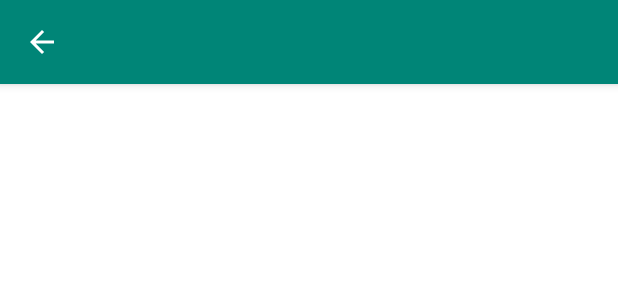
After one commit to Pantsoffski/AuthorChatForAndroid, an Android app: the layout toolbar_chat.xml on its own in the app's theme, with its tools: preview values and no code run, on a phone screen of 412 x 824 dp. The commit adds this screen. Shown: the top 300 px of the screen. Run offline under Robolectric (Android 15) with nearby library versions, the phone set to English and light mode, and no system bars.

Commit message:
+Toolbar Developing toolbar options menu.

```diff
--- /dev/null
+++ b/app/src/main/res/layout/toolbar_chat.xml
@@ -0,0 +1,15 @@
+<?xml version="1.0" encoding="utf-8"?>
+<com.google.android.material.appbar.AppBarLayout
+        xmlns:android="http://schemas.android.com/apk/res/android"
+        xmlns:app="http://schemas.android.com/apk/res-auto"
+        android:layout_width="match_parent" android:layout_height="wrap_content">
+
+    <androidx.appcompat.widget.Toolbar
+            android:layout_width="match_parent"
+            android:layout_height="?attr/actionBarSize"
+            android:background="?attr/colorPrimary"
+            android:theme="?attr/actionBarTheme"
+            android:id="@+id/toolbar"
+            app:navigationIcon="?attr/homeAsUpIndicator"/>
+
+</com.google.android.material.appbar.AppBarLayout>
--- a/app/src/main/res/values/styles.xml
+++ b/app/src/main/res/values/styles.xml
@@ -9,6 +9,9 @@
 
         <!-- Hide title bar -->
         <item name="windowNoTitle">true</item>
+
+        <!-- Change options background color -->
+        <item name="android:itemBackground">@color/colorPrimary</item>
     </style>
 
     <!-- region Sign In Button -->
```
Also changed, not shown: app/src/main/java/pl/ordin/authorchat/main/chat/ChatFragment.kt (+19 -6 lines), app/src/main/res/layout/chat_fragment.xml (+20 -5 lines), app/src/main/res/layout/switch_item.xml (added, +11 -0 lines), app/src/main/res/menu/toolbar_chat_menu.xml (added, +7 -0 lines).
